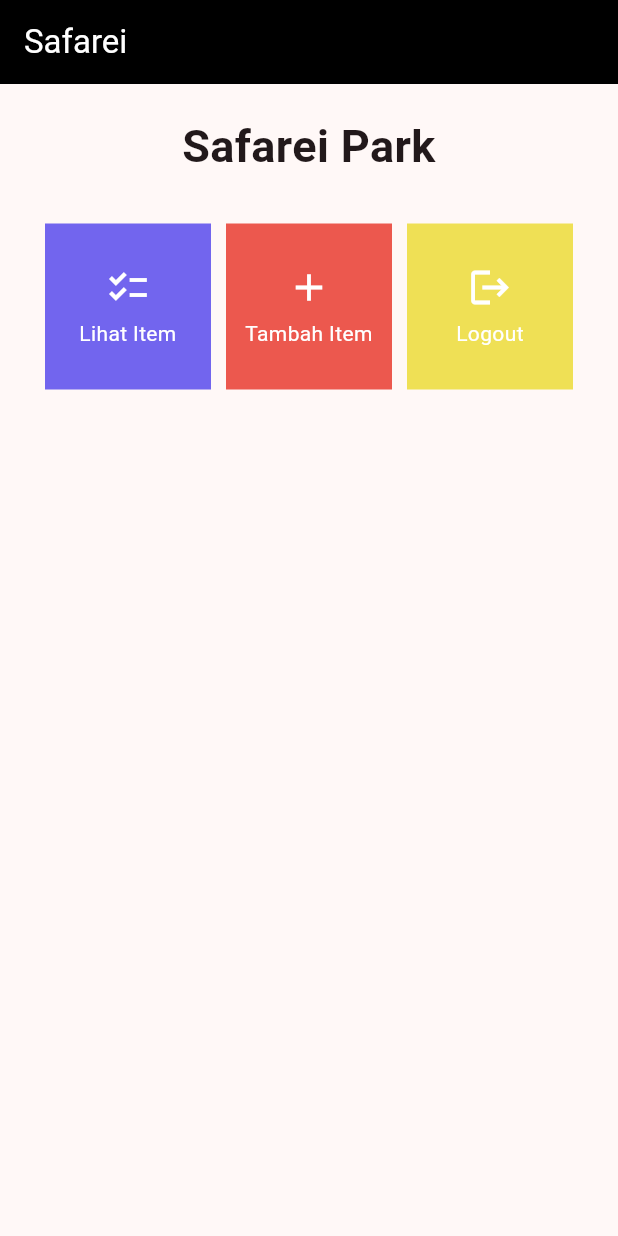
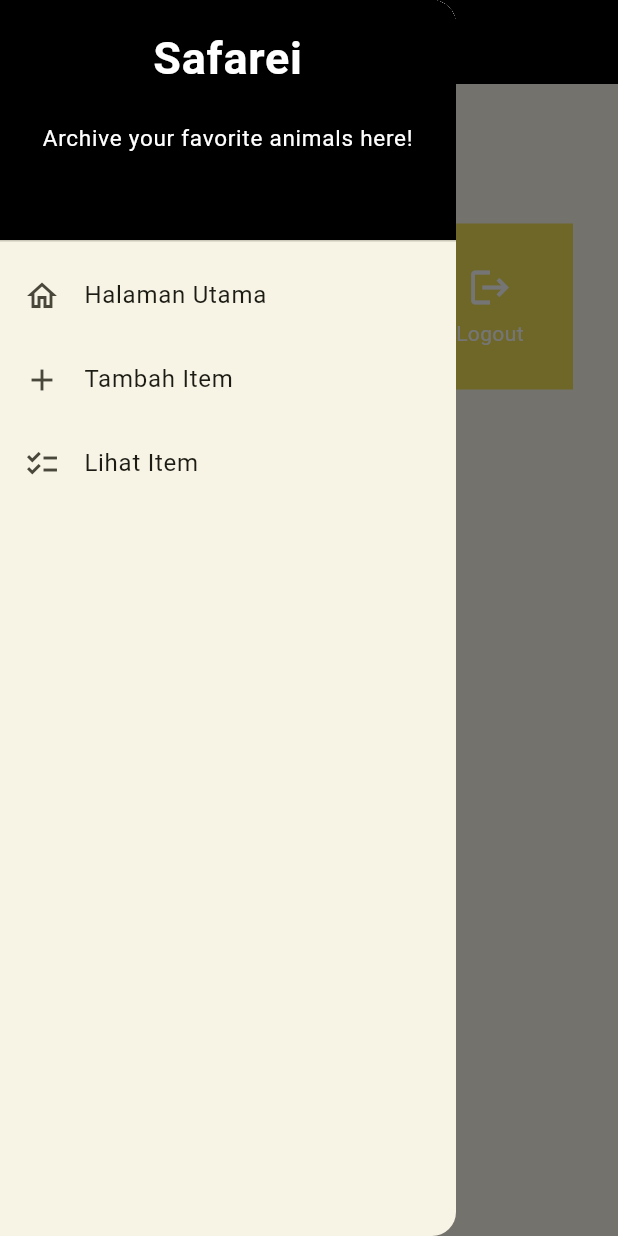
Before and after one commit to reikathr/safarei-mobile, a Flutter app: the screen it shows after launch, with the side drawer open (before the commit the screen has no drawer), on a phone screen of 412 x 824 dp. Run offline on Flutter 3.47's test engine with Material 2 defaults, Android fonts, the phone set to English and light mode, and no system bars.

Commit message:
finished tugas 8

```diff
--- a/lib/main.dart
+++ b/lib/main.dart
@@ -1,5 +1,5 @@
 import 'package:flutter/material.dart';
-import 'package:safarei_mobile/menu.dart';
+import 'package:safarei_mobile/screens/menu.dart';
 
 void main() {
   runApp(const MyApp());
@@ -29,7 +29,7 @@
         //
         // This works for code too, not just values: Most code changes can be
         // tested with just a hot reload.
-        colorScheme: ColorScheme.fromSeed(seedColor: Colors.pinkAccent),
+        colorScheme: ColorScheme.fromSeed(seedColor: Colors.yellowAccent),
         useMaterial3: true,
       ),
       home: MyHomePage(),
--- a/lib/menu.dart
+++ b/lib/screens/menu.dart
@@ -1,4 +1,6 @@
 import 'package:flutter/material.dart';
+import 'package:safarei_mobile/widgets/left_drawer.dart';
+import 'package:safarei_mobile/widgets/safarei_card.dart';
 
 class MyHomePage extends StatelessWidget {
     MyHomePage({Key? key}) : super(key: key);
@@ -20,7 +22,9 @@
           )
         ),
         backgroundColor: Colors.black,
+        foregroundColor: Colors.white,
       ),
+      drawer: const LeftDrawer(),
       body: SingleChildScrollView(
         // Widget wrapper yang dapat discroll
         child: Padding(
@@ -61,55 +65,3 @@
     );
     }
 }
-
-class InventoryItem {
-  final String name;
-  final IconData icon;
-  final Color color;
-
-  InventoryItem(this.name, this.icon, this.color);
-}
-
-class InventoryCard extends StatelessWidget {
-  final InventoryItem item;
-
-  const InventoryCard(this.item, {super.key}); // Constructor
-
-  @override
-  Widget build(BuildContext context) {
-    return Material(
-      color: item.color,
-      child: InkWell(
-        // Area responsive terhadap sentuhan
-        onTap: () {
-          // Memunculkan SnackBar ketika diklik
-          ScaffoldMessenger.of(context)
-            ..hideCurrentSnackBar()
-            ..showSnackBar(SnackBar(
-                content: Text("Kamu telah menekan tombol ${item.name}!")));
-        },
-        child: Container(
-          padding: const EdgeInsets.all(8),
-          child: Center(
-            child: Column(
-              mainAxisAlignment: MainAxisAlignment.center,
-              children: [
-                Icon(
-                  item.icon,
-                  color: Colors.white,
-                  size: 30.0,
-                ),
-                const Padding(padding: EdgeInsets.all(3)),
-                Text(
-                  item.name,
-                  textAlign: TextAlign.center,
-                  style: const TextStyle(color: Colors.white),
-                ),
-              ],
-            ),
-          ),
-        ),
-      ),
-    );
-  }
-}
--- /dev/null
+++ b/lib/widgets/left_drawer.dart
@@ -0,0 +1,73 @@
+import 'package:flutter/material.dart';
+import 'package:safarei_mobile/screens/menu.dart';
+import 'package:safarei_mobile/screens/safarei_form.dart';
+import 'package:safarei_mobile/screens/safarei_animalpage.dart';
+
+class LeftDrawer extends StatelessWidget {
+  const LeftDrawer({super.key});
+
+  @override
+  Widget build(BuildContext context) {
+    return Drawer(
+      child: ListView(
+        children: [
+          const DrawerHeader(
+            decoration: BoxDecoration(
+              color: Colors.black,
+            ),
+            child: Column(
+              children: [
+                Text(
+                  'Safarei',
+                  textAlign: TextAlign.center,
+                  style: TextStyle(
+                    fontSize: 30,
+                    fontWeight: FontWeight.bold,
+                    color: Colors.white,
+                  ),
+                ),
+                Padding(padding: EdgeInsets.all(10)),
+                Text("Archive your favorite animals here!",
+                  textAlign: TextAlign.center,
+                  style: TextStyle(
+                    fontSize: 15,
+                    fontWeight: FontWeight.normal,
+                    color: Colors.white, // Set the text color to white
+                  ),
+                ),
+              ],
+            ),
+          ),
+            ListTile(
+              leading: const Icon(Icons.home_outlined),
+              title: const Text('Halaman Utama'),
+              // Bagian redirection ke MyHomePage
+              onTap: () {
+                Navigator.pushReplacement(
+                    context,
+                    MaterialPageRoute(
+                      builder: (context) => MyHomePage(),
+                    ));
+              },
+            ),
+            ListTile(
+              leading: const Icon(Icons.add),
+              title: const Text('Tambah Item'),
+              onTap: () {
+                Navigator.push(context,
+                  MaterialPageRoute(builder: (context) => const SafareiFormPage()));
+              },
+            ),
+            ListTile(
+              leading: const Icon(Icons.checklist),
+              title: const Text('Lihat Item'),
+              onTap: () {
+                Navigator.push(context,
+                  MaterialPageRoute(builder: (context) => const SafareiAnimalPage()));
+              },
+            ),
+        ],
+      ),
+    );
+  }
+}
--- /dev/null
+++ b/lib/widgets/safarei_card.dart
@@ -0,0 +1,63 @@
+import 'package:flutter/material.dart';
+import 'package:safarei_mobile/screens/safarei_form.dart';
+import 'package:safarei_mobile/screens/safarei_animalpage.dart';
+
+class InventoryItem {
+  final String name;
+  final IconData icon;
+  final Color color;
+
+  InventoryItem(this.name, this.icon, this.color);
+}
+
+class InventoryCard extends StatelessWidget {
+  final InventoryItem item;
+
+  const InventoryCard(this.item, {super.key}); // Constructor
+
+  @override
+  Widget build(BuildContext context) {
+    return Material(
+      color: item.color,
+      child: InkWell(
+        // Area responsive terhadap sentuhan
+        onTap: () {
+          // Memunculkan SnackBar ketika diklik
+          ScaffoldMessenger.of(context)
+            ..hideCurrentSnackBar()
+            ..showSnackBar(SnackBar(
+                content: Text("Kamu telah menekan tombol ${item.name}!")));
+                if (item.name == "Tambah Item") {
+                  Navigator.push(context,
+                    MaterialPageRoute(builder: (context) => const SafareiFormPage()));
+                }
+                if (item.name == "Lihat Item") {
+                  Navigator.push(context,
+                    MaterialPageRoute(builder: (context) => const SafareiAnimalPage()));
+                }
+        },
+        child: Container(
+          padding: const EdgeInsets.all(8),
+          child: Center(
+            child: Column(
+              mainAxisAlignment: MainAxisAlignment.center,
+              children: [
+                Icon(
+                  item.icon,
+                  color: Colors.white,
+                  size: 30.0,
+                ),
+                const Padding(padding: EdgeInsets.all(3)),
+                Text(
+                  item.name,
+                  textAlign: TextAlign.center,
+                  style: const TextStyle(color: Colors.white),
+                ),
+              ],
+            ),
+          ),
+        ),
+      ),
+    );
+  }
+}
```
Also changed, not shown: lib/screens/safarei_animalpage.dart (added, +62 -0 lines), lib/screens/safarei_form.dart (added, +215 -0 lines), lib/widgets/animal_card.dart (added, +90 -0 lines), 1 other file.
